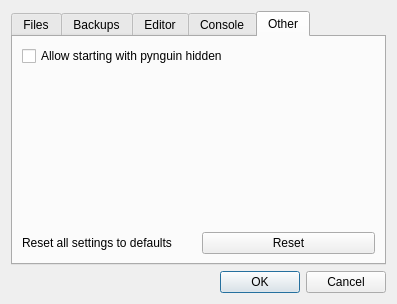
aresnick/pynguin, file data/ui/settings.ui: the form before one commit.
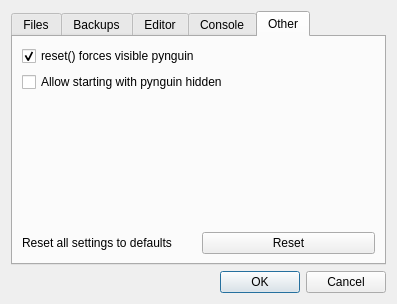
The form after the commit. The open tabs and pages were chosen to show the change.

Commit message: add option to not have reset() force the pynguin to be visible

Diff of the .ui file:
```diff
--- a/data/ui/settings.ui
+++ b/data/ui/settings.ui
@@ -340,6 +340,16 @@
        <string>Other</string>
       </attribute>
       <layout class="QVBoxLayout" name="verticalLayout_10">
+       <item>
+        <widget class="QCheckBox" name="reset_forces_visible">
+         <property name="text">
+          <string>reset() forces visible pynguin</string>
+         </property>
+         <property name="checked">
+          <bool>true</bool>
+         </property>
+        </widget>
+       </item>
        <item>
         <widget class="QCheckBox" name="allow_start_hidden">
          <property name="text">
@@ -355,7 +365,7 @@
          <property name="sizeHint" stdset="0">
           <size>
            <width>20</width>
-           <height>164</height>
+           <height>139</height>
           </size>
          </property>
         </spacer>
```
The commit also changes 3 other files.
